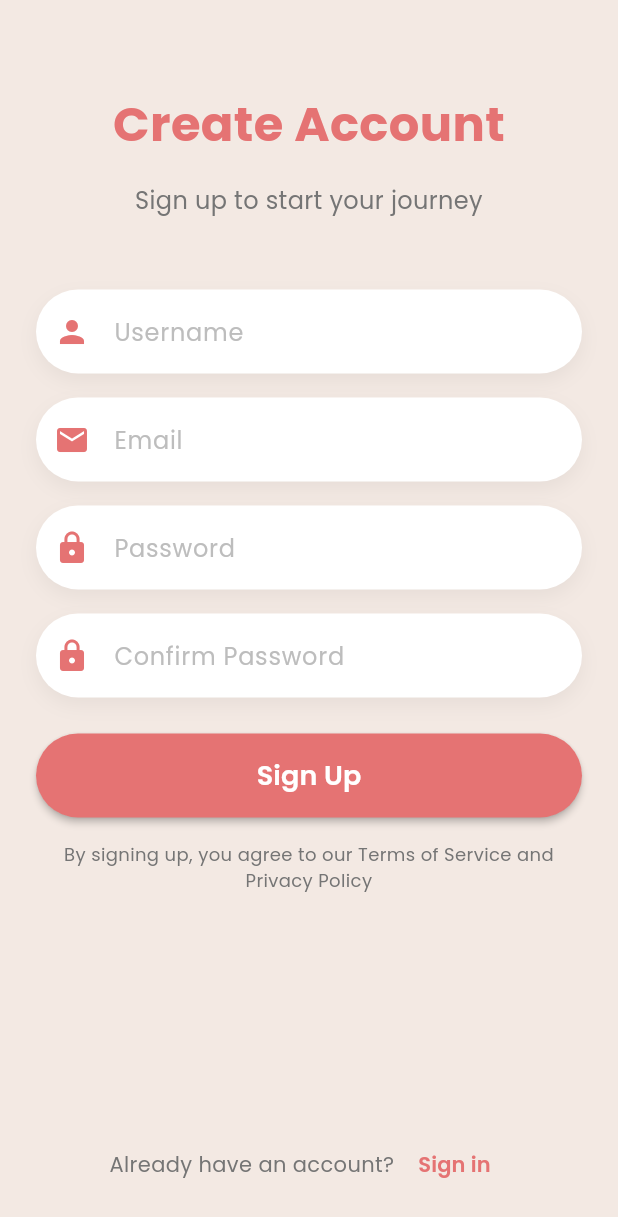
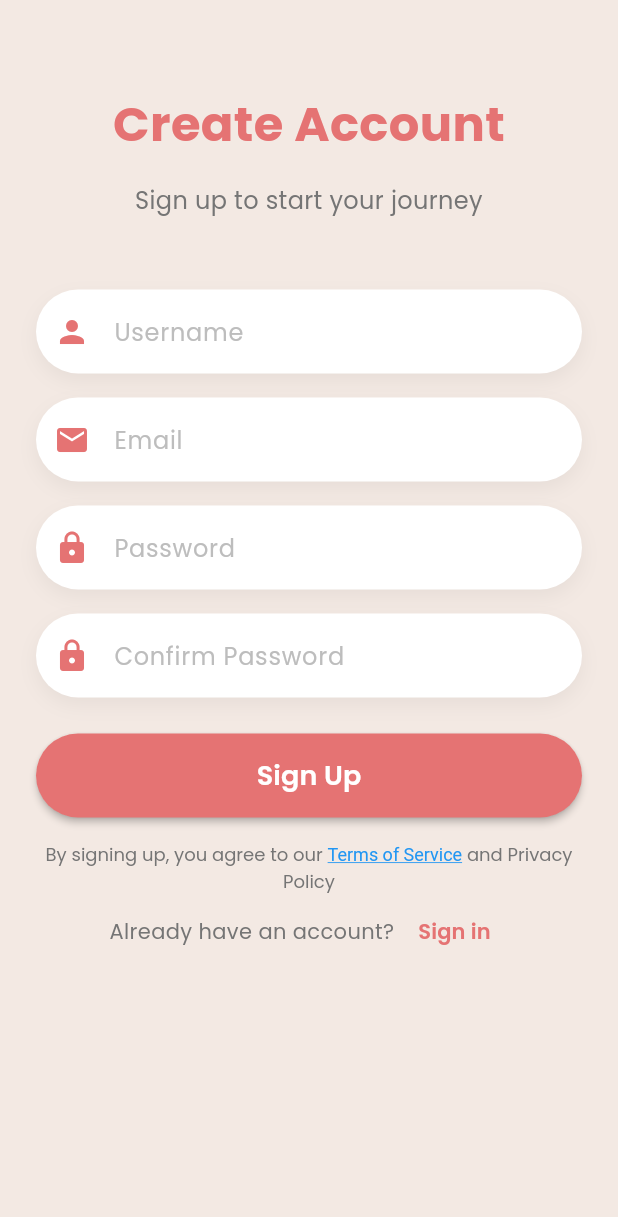
Before and after one commit to atahtee/futureself, a Flutter app: the SignUpPage screen opened directly, on a phone screen of 412 x 824 dp. Shown: the top 1217 px of the screen. Run offline on Flutter 3.47's test engine with Material 3 defaults, Android fonts, the phone set to English and light mode, and no system bars; our stand-ins replace cloud_firestore, firebase_auth, firebase_core, firebase_messaging, google_fonts, rating_dialog and 1 more; accounts and stored records are empty.

Commit message:
Final changes to the sign up page

```diff
--- a/lib/auth/sign_up.dart
+++ b/lib/auth/sign_up.dart
@@ -1,9 +1,11 @@
 import 'package:firebase_auth/firebase_auth.dart';
+import 'package:flutter/gestures.dart';
 import 'package:flutter/material.dart';
 import 'package:futureme/auth/auth_service.dart';
 import 'package:futureme/auth/sign_in.dart';
 import 'package:google_fonts/google_fonts.dart';
 import 'package:futureme/presentation/pages/main_screen.dart';
+import 'package:url_launcher/url_launcher.dart';
 
 class SignUpPage extends StatefulWidget {
   const SignUpPage({super.key});
@@ -19,11 +21,12 @@ class _SignUpPageState extends State<SignUpPage> {
   TextEditingController usernameController = TextEditingController();
   bool isLoading = false;
 
-
   void register(BuildContext context) async {
     final auth = AuthService();
 
-  if (emailController.text.isEmpty || passwordController.text.isEmpty || usernameController.text.isEmpty) {
+    if (emailController.text.isEmpty ||
+        passwordController.text.isEmpty ||
+        usernameController.text.isEmpty) {
       _showErrorDialog(context, 'Error', 'Please fill in all fields.');
       return;
     }
@@ -66,7 +69,8 @@ void register(BuildContext context) async {
       }
       _showErrorDialog(context, 'Sign Up Error', errorMessage);
     } catch (e) {
-    _showErrorDialog(context, 'Unexpected Error', 'An unexpected error occurred. Please try again later.');
+      _showErrorDialog(context, 'Unexpected Error',
+          'An unexpected error occurred. Please try again later.');
     } finally {
       if (mounted) {
         setState(() {
@@ -76,6 +80,13 @@ void register(BuildContext context) async {
     }
   }
 
+  void _launchURL(String url) async {
+    if (await canLaunch(url)) {
+      await launch(url);
+    } else {
+      throw 'Could not launch $url';
+    }
+  }
 
   _showErrorDialog(BuildContext context, String title, String message) {
     showDialog(
@@ -135,7 +146,8 @@ void register(BuildContext context) async {
                             _buildTextField(
                                 "Username", Icons.person, usernameController),
                             const SizedBox(height: 16),
-                        _buildTextField("Email", Icons.email, emailController),
+                            _buildTextField(
+                                "Email", Icons.email, emailController),
                             const SizedBox(height: 16),
                             _buildTextField(
                                 "Password", Icons.lock, passwordController,
@@ -147,13 +159,32 @@ void register(BuildContext context) async {
                             const SizedBox(height: 24),
                             _buildSignUpButton(),
                             const SizedBox(height: 16),
-                        Text(
-                          "By signing up, you agree to our Terms of Service and Privacy Policy",
+                            Center(
+                              child: RichText(
+                                textAlign: TextAlign.center,
+                                text: TextSpan(
                                   style: GoogleFonts.poppins(
                                     fontSize: 12,
                                     color: Colors.grey[600],
                                   ),
-                          textAlign: TextAlign.center,
+                                  children: [
+                                    const TextSpan(
+                                      text: 'By signing up, you agree to our ',
+                                    ),
+                                    TextSpan(
+                                      text: 'Terms of Service',
+                                      style: const TextStyle(
+                                        color: Colors.blue, // Link color
+                                        decoration: TextDecoration.underline,
+                                      ),
+                                      recognizer: TapGestureRecognizer()
+                                        ..onTap = () {
+                                          _launchURL(
+                                              'https://futureself-three.vercel.app/terms');
+                                        },
+                                    ),
+                                    const TextSpan(
+                                      text: ' and Privacy Policy',
                                     ),
                                   ],
                                 ),
@@ -164,8 +195,8 @@ void register(BuildContext context) async {
                         ),
                       ),
                     ),
-      ),
-    );
+                  ]),
+            ))));
   }
 
   Widget _buildTextField(
```
Lines whose indentation alone changed are shown as unchanged.
